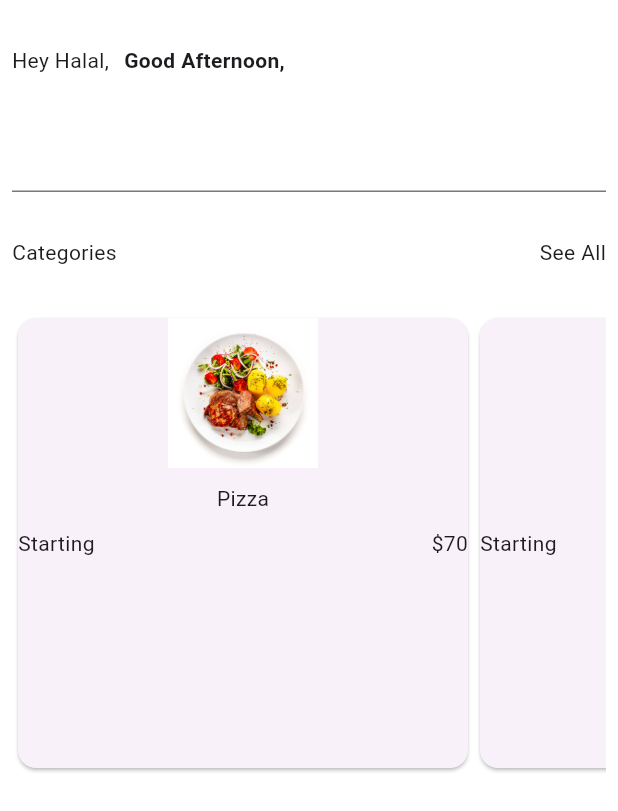
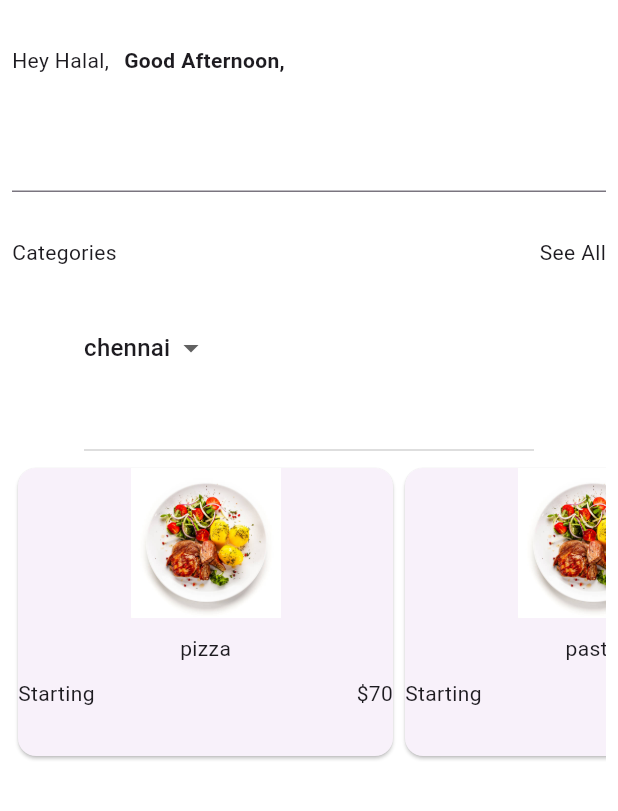
Before and after one commit to STSMobileTeam/food_ui, a Flutter app: the screen it shows after launch, on a phone screen of 412 x 824 dp. Shown: the top 811 px of the screen. Run offline on Flutter 3.47's test engine with Material 3 defaults, Android fonts, the phone set to English and light mode, and no system bars.

```diff
--- a/lib/HomeScreen.dart
+++ b/lib/HomeScreen.dart
@@ -1,4 +1,9 @@
+import 'dart:async';
+
 import 'package:flutter/material.dart';
+
+import 'Model/model.dart';
+
 
 class Homescreen extends StatefulWidget {
   const Homescreen({super.key});
@@ -10,6 +15,30 @@ class Homescreen extends StatefulWidget {
 class _HomescreenState extends State<Homescreen> {
 
   TextEditingController Edt_Search = new TextEditingController();
+
+  List<String> lst= ['assets/images/food_1.jpg','assets/images/food_2.jpg'];
+
+  List<Food> lst_Food = [
+    Food(Foodname: 'pizza',Foodimage:'assets/images/food_1.jpg' ),
+    Food(Foodname: 'pasta',Foodimage:'assets/images/food_2.jpg'),
+    Food(Foodname: 'pizza',Foodimage:'assets/images/food_1.jpg' ),
+    Food(Foodname: 'pasta',Foodimage:'assets/images/food_2.jpg'),
+    Food(Foodname: 'pizza',Foodimage:'assets/images/food_1.jpg' ),
+    Food(Foodname: 'pasta',Foodimage:'assets/images/food_2.jpg')
+  ];
+
+
+
+
+  String selectedValue = "chennai";
+
+
+  final List<String> dropdownItems = [
+    'chennai',
+    'mumbai',
+    'bihar',
+  ];
+
 
   @override
   Widget build(BuildContext context) {
@@ -37,24 +66,68 @@ class _HomescreenState extends State<Homescreen> {
               children: [
                 TextName('Categories'),
                 Spacer(),
-                Text('See All')
+                InkWell(
+                  onTap: (){
+
+                  }, child: Text('See All')
+                )
               ],
             ),
             SizedBox(height: 30,),
-            SingleChildScrollView(
-              scrollDirection: Axis.horizontal,
-              child: Expanded(
-                child: Row(
-                  children: [
-                    CardFoood('assets/images/food_1.jpg'),
-                    CardFoood('assets/images/food_2.jpg'),
-                    CardFoood('assets/images/food_3.jpg'),
-                    CardFoood('assets/images/food_4.jpg'),
-                    CardFoood('assets/images/food_5.jpg'),
-                  ],
-                ),
+            SizedBox(
+              height: 100,
+              width: 300,
+              child: DropdownButton<String>(
+                value: selectedValue,
+                items: dropdownItems.map((String value) => DropdownMenuItem<String>(
+                  value: value,
+                  child: Text(value,
+                  ),
+                )).toList(),
+                onChanged: (String? newValue) {
+                  setState(() {
+                    selectedValue=newValue!;
+                  });
+                },
               ),
             ),
+
+            // Expanded(
+            //   child: ListView(
+            //     children: [
+            //       CardFoood('assets/images/food_1.jpg'),
+            //       CardFoood('assets/images/food_1.jpg'),
+            //       CardFoood('assets/images/food_1.jpg'),
+            //       CardFoood('assets/images/food_1.jpg'),
+            //       CardFoood('assets/images/food_1.jpg'),
+            //     ],
+            //   ),
+            // ),
+            SizedBox(
+              height: 200,
+              child: ListView.builder(
+                scrollDirection: Axis.horizontal,
+                itemCount: lst_Food.length,
+                  itemBuilder: (context,index){
+                    return CardFoood(lst_Food[index].Foodimage,lst_Food[index].Foodname);
+                  }
+              ),
+            )
+            // SingleChildScrollView(
+            //   scrollDirection: Axis.horizontal,
+            //   child: Expanded(
+            //     child: Row(
+            //       children: [
+            //         CardFoood('assets/images/food_1.jpg'),
+            //         CardFoood('assets/images/food_2.jpg'),
+            //         CardFoood('assets/images/food_3.jpg'),
+            //         CardFoood('assets/images/food_4.jpg'),
+            //         CardFoood('assets/images/food_5.jpg'),
+            //       ],
+            //     ),
+            //   ),
+            // ),
+
 
           ],
         ),
@@ -66,16 +139,16 @@ class _HomescreenState extends State<Homescreen> {
     return Text('$Data',);
   }
 
-  Widget CardFoood(String Images){
+  Widget CardFoood(String Images,String name){
     return Card(
       child: SizedBox(
-        width: 300,
-        height: 300,
+        width: 250,
+        height: 190,
         child: Column(
           children: [
             Image.asset(Images,height: 100,width: 100,),
             SizedBox(height: 10,),
-            TextName('Pizza'),
+            TextName(name),
             SizedBox(height: 10,),
             Row(
               children: [
--- /dev/null
+++ b/lib/Model/model.dart
@@ -0,0 +1,9 @@
+
+class Food{
+
+  String Foodname;
+  String Foodimage;
+
+  Food({required this.Foodname,required this.Foodimage});
+
+}
--- a/pubspec.yaml
+++ b/pubspec.yaml
@@ -19,7 +19,7 @@ publish_to: 'none' # Remove this line if you wish to publish to pub.dev
 version: 1.0.0+1
 
 environment:
-  sdk: ^3.5.2
+  sdk: '>=3.4.3 <4.0.0'
 
 # Dependencies specify other packages that your package needs in order to work.
 # To automatically upgrade your package dependencies to the latest versions
@@ -35,6 +35,7 @@ dependencies:
   # The following adds the Cupertino Icons font to your application.
   # Use with the CupertinoIcons class for iOS style icons.
   cupertino_icons: ^1.0.8
+
 
 dev_dependencies:
   flutter_test:
```
Also changed, not shown: pubspec.lock, 1 other file.
